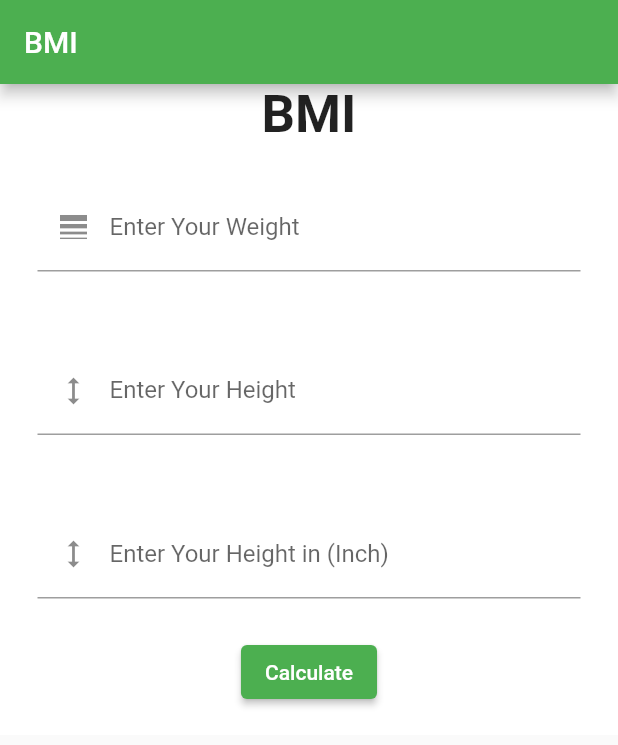
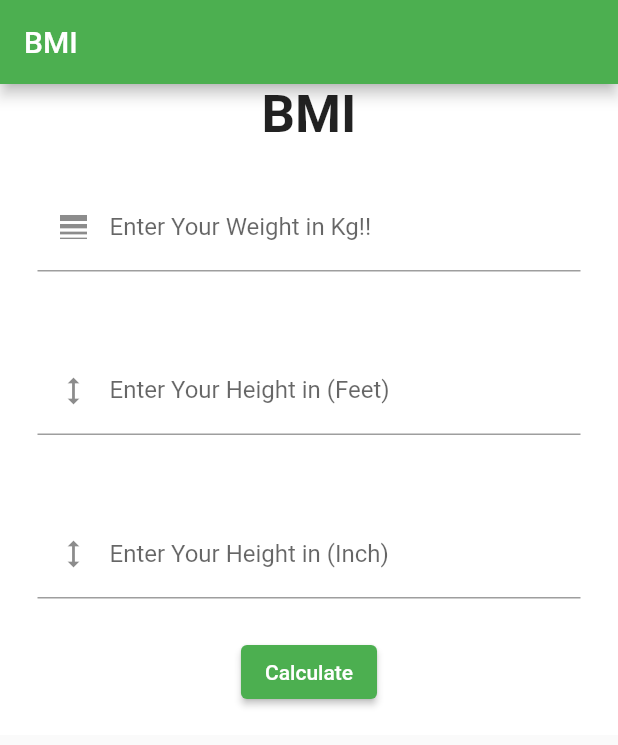
Before and after one commit to lalitkishork73/Flutter-Learnings, a Flutter app: the screen it shows after launch, on a phone screen of 412 x 824 dp. Shown: the top 745 px of the screen. Run offline on Flutter 3.47's test engine with Material 2 defaults, Android fonts, the phone set to English and light mode, and no system bars.

Commit message:
BMI app done

```diff
--- a/lib/main.dart
+++ b/lib/main.dart
@@ -60,7 +60,7 @@ var BgColor=Colors.white;
                   padding: const EdgeInsets.all(25.0),
                   child: TextField(controller: WtInput,
                   decoration: const InputDecoration(
-                      label: Text('Enter Your Weight'),
+                      label: Text('Enter Your Weight in Kg!!'),
                       prefixIcon: Icon(Icons.line_weight)
                   ),
                   keyboardType: TextInputType.number,
@@ -69,7 +69,7 @@ var BgColor=Colors.white;
                   padding: const EdgeInsets.all(25.0),
                   child: TextField(controller: FtInput,
                   decoration: const InputDecoration(
-                      label: Text('Enter Your Height'),
+                      label: Text('Enter Your Height in (Feet)'),
                       prefixIcon: Icon(Icons.height)
                   ),
                   keyboardType: TextInputType.number,
```
